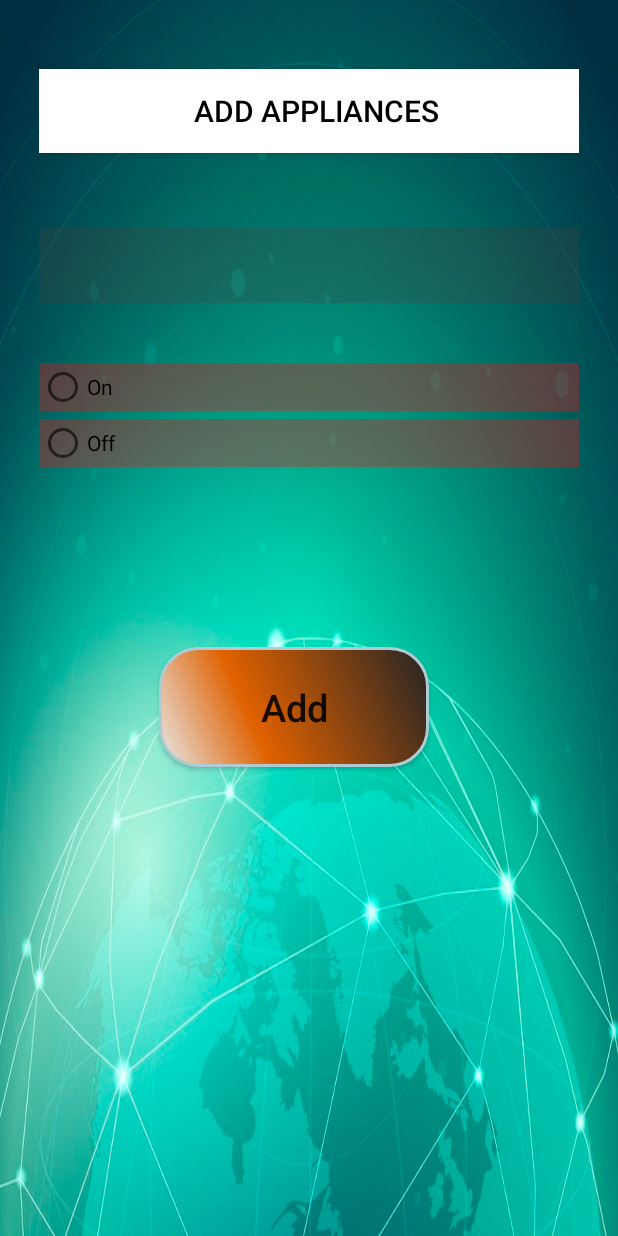
After one commit to yashshah2311/iot-home-automation-android, an Android app: the AddDeviceActivity screen opened directly, with no data from a screen before it, on a phone screen of 412 x 824 dp. The commit adds this screen. Run offline under Robolectric (Android 15) with nearby library versions, the light colour scheme and no system bars; our stand-ins replace Firebase (no records; nobody signed in at launch, a user with empty details on screens opened directly).

Commit message:
Created Add Device Activity Layout Loading data from firebase in spinner dropdown

```diff
--- a/app/src/main/AndroidManifest.xml
+++ b/app/src/main/AndroidManifest.xml
@@ -9,7 +9,8 @@
         android:roundIcon="@mipmap/ic_launcher_round"
         android:supportsRtl="true"
         android:theme="@style/AppTheme">
-        <activity android:name=".HomeActivity"></activity>
+        <activity android:name=".AddDeviceActivity"></activity>
+        <activity android:name=".HomeActivity" />
         <activity android:name=".RegisterActivity" />
         <activity android:name=".LoginActivity" />
         <activity android:name=".MainActivity">
--- /dev/null
+++ b/app/src/main/java/com/example/iot_home_automation/AddDeviceActivity.java
@@ -0,0 +1,90 @@
+package com.example.iot_home_automation;
+
+import androidx.annotation.NonNull;
+import androidx.appcompat.app.AppCompatActivity;
+
+import android.os.Bundle;
+import android.view.View;
+import android.widget.ArrayAdapter;
+import android.widget.Button;
+import android.widget.EditText;
+import android.widget.Spinner;
+import android.widget.Toast;
+
+import com.google.android.gms.tasks.OnCompleteListener;
+import com.google.android.gms.tasks.Task;
+import com.google.firebase.database.DataSnapshot;
+import com.google.firebase.database.DatabaseError;
+import com.google.firebase.database.DatabaseReference;
+import com.google.firebase.database.FirebaseDatabase;
+import com.google.firebase.database.ValueEventListener;
+
+import java.util.ArrayList;
+
+public class AddDeviceActivity extends AppCompatActivity {
+
+    ValueEventListener listener;
+    ArrayList<String> list;
+    ArrayAdapter<String> adapter;
+    Button btnAdd;
+
+    DatabaseReference devices;
+    DatabaseReference deviceLists;
+
+    @Override
+    protected void onCreate(Bundle savedInstanceState) {
+        super.onCreate(savedInstanceState);
+        setContentView(R.layout.activity_add_device);
+
+        //to fetch device list in the spinner dropdown
+        devices = FirebaseDatabase.getInstance().getReference("devices");
+        list = new ArrayList<String>();
+        adapter = new ArrayAdapter<>(this, android.R.layout.simple_spinner_dropdown_item,list);
+        Spinner mySpinner = (Spinner) findViewById(R.id.spinner);
+        mySpinner.setAdapter(adapter);
+
+        fetchData();
+
+        btnAdd = (Button)findViewById(R.id.btnAdd);
+        btnAdd.setOnClickListener(new View.OnClickListener() {
+            @Override
+            public void onClick(View v) {
+                insertData();
+            }
+        });
+    }
+
+    public void fetchData()
+    {
+        //to fetch devices in spinner dropdown
+        listener = devices.addValueEventListener(new ValueEventListener() {
+            @Override
+            public void onDataChange(@NonNull DataSnapshot snapshot) {
+                for(DataSnapshot mydata : snapshot.getChildren())
+                    list.add(mydata.getValue().toString());
+                adapter.notifyDataSetChanged();
+            }
+
+            @Override
+            public void onCancelled(@NonNull DatabaseError error) {
+
+            }
+        });
+
+    }
+
+    public void insertData()
+    {
+        //to insert data in firebase users table
+        deviceLists = FirebaseDatabase.getInstance().getReference().child("users").child("yash_9999").child("devicesList").child("2");
+        Spinner spinner = (Spinner)findViewById(R.id.spinner);
+        String spinnerText = spinner.getSelectedItem().toString();
+        deviceLists.push().setValue(spinnerText)
+                .addOnCompleteListener(new OnCompleteListener<Void>() {
+                    @Override
+                    public void onComplete(@NonNull Task<Void> task) {
+                        Toast.makeText(getApplicationContext(), "Device Added", Toast.LENGTH_SHORT).show();
+                    }
+                });
+    }
+}
--- /dev/null
+++ b/app/src/main/res/layout/activity_add_device.xml
@@ -0,0 +1,98 @@
+<LinearLayout xmlns:android="http://schemas.android.com/apk/res/android"
+    xmlns:app="http://schemas.android.com/apk/res-auto"
+    xmlns:tools="http://schemas.android.com/tools"
+    android:layout_width="match_parent"
+    android:layout_height="match_parent"
+    android:background="@drawable/wall"
+    android:orientation="vertical"
+    android:padding="26dp"
+    tools:context=".AddDeviceActivity">
+
+    <!--    <com.google.android.material.appbar.AppBarLayout-->
+    <!--        android:layout_width="match_parent"-->
+    <!--        android:layout_height="wrap_content"-->
+    <!--        app:layout_constraintEnd_toEndOf="parent"-->
+    <!--        app:layout_constraintStart_toStartOf="parent"-->
+    <!--        app:layout_constraintTop_toTopOf="parent"-->
+    <!--        android:background="@color/black"-->
+    <!--        android:gravity="center"-->
+    <!--        >-->
+
+    <!--        <androidx.appcompat.widget.Toolbar-->
+    <!--            android:id="@+id/main_toolbar"-->
+    <!--            android:layout_width="wrap_content"-->
+    <!--            android:layout_height="?attr/actionBarSize"-->
+    <!--            app:titleTextColor="@color/white"-->
+    <!--            app:title="SMART APPLIANCE SELECTOR"-->
+    <!--            android:textSize="15sp"-->
+    <!--            android:foregroundGravity="center"-->
+    <!--            />-->
+
+    <!--    </com.google.android.material.appbar.AppBarLayout>-->
+
+    <com.google.android.material.appbar.AppBarLayout
+        android:layout_width="match_parent"
+        android:layout_height="wrap_content"
+        android:layout_marginTop="20dp"
+        android:background="@color/white"
+        android:gravity="center"
+        app:layout_constraintEnd_toEndOf="parent"
+        app:layout_constraintStart_toStartOf="parent"
+        app:layout_constraintTop_toTopOf="parent">
+
+        <androidx.appcompat.widget.Toolbar
+            android:id="@+id/sub_toolbar"
+            android:layout_width="wrap_content"
+            android:layout_height="?attr/actionBarSize"
+            android:foregroundGravity="center"
+            android:textSize="38sp"
+            app:title="ADD APPLIANCES "
+            app:titleTextColor="@color/black" />
+
+    </com.google.android.material.appbar.AppBarLayout>
+
+    <Spinner
+        android:id="@+id/spinner"
+        android:layout_width="match_parent"
+        android:layout_height="50dp"
+        android:layout_marginTop="50dp"
+        android:background="@color/transparent"
+        />
+
+    <RadioGroup
+        android:layout_width="match_parent"
+        android:layout_height="wrap_content"
+        android:layout_marginTop="40dp">
+
+        <RadioButton
+            android:id="@+id/rbOn"
+            android:layout_width="match_parent"
+            android:layout_height="wrap_content"
+            android:text="On"
+            android:background="@color/red"
+            android:layout_marginBottom="5dp"
+            />
+
+        <RadioButton
+            android:id="@+id/rbOff"
+            android:layout_width="match_parent"
+            android:layout_height="wrap_content"
+            android:text="Off"
+            android:background="@color/red"
+            />
+    </RadioGroup>
+
+    <Button
+        android:id="@+id/btnAdd"
+        android:layout_width="wrap_content"
+        android:layout_height="wrap_content"
+        android:layout_marginLeft="80dp"
+        android:layout_marginTop="120dp"
+        android:layout_marginRight="80dp"
+        android:layout_marginBottom="20dp"
+        android:background="@drawable/button_background"
+        android:text="Add"
+        android:textAllCaps="false"
+        android:textSize="25sp" />
+
+</LinearLayout>
--- a/app/src/main/res/values/colors.xml
+++ b/app/src/main/res/values/colors.xml
@@ -6,6 +6,8 @@
     <color name="teal_200">#FF03DAC5</color>
     <color name="teal_700">#FF018786</color>
     <color name="black">#FF000000</color>
-    <color name="lightBlue">#90BDED</color>we
+    <color name="lightBlue">#90BDED</color>
     <color name="white">#FFFFFFFF</color>
+    <color name="red">#5CEF1212</color>
+    <color name="transparent">#46493E3E</color>
 </resources>
```
